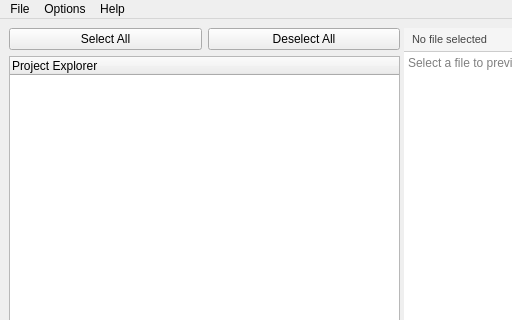
Before: the Qt Designer form mainwindow.ui in ahmadardani/nafuda, drawn with Qt 5; both pictures show x 0 to 512 and y 0 to 320 of the 1200 by 700 pixel window.
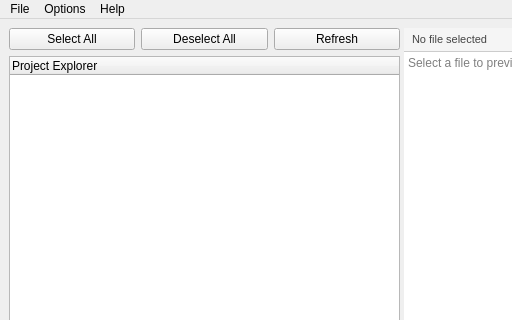
After: the same form once the commit is applied. The open tabs and pages were chosen to show the change.

Commit message: feat: add refresh button and functionality to reload project in main window

```diff
--- a/mainwindow.ui
+++ b/mainwindow.ui
@@ -229,6 +229,16 @@
                 </property>
                </widget>
               </item>
+              <item>
+               <widget class="QPushButton" name="btnRefresh">
+                <property name="text">
+                 <string>Refresh</string>
+                </property>
+                <property name="toolTip">
+                 <string>Refresh Project (F5)</string>
+                </property>
+               </widget>
+              </item>
              </layout>
             </item>
             <item>
```
Left out of the diff: 9 changed lines with no effect on the pictures. The commit also changes 2 other files.
